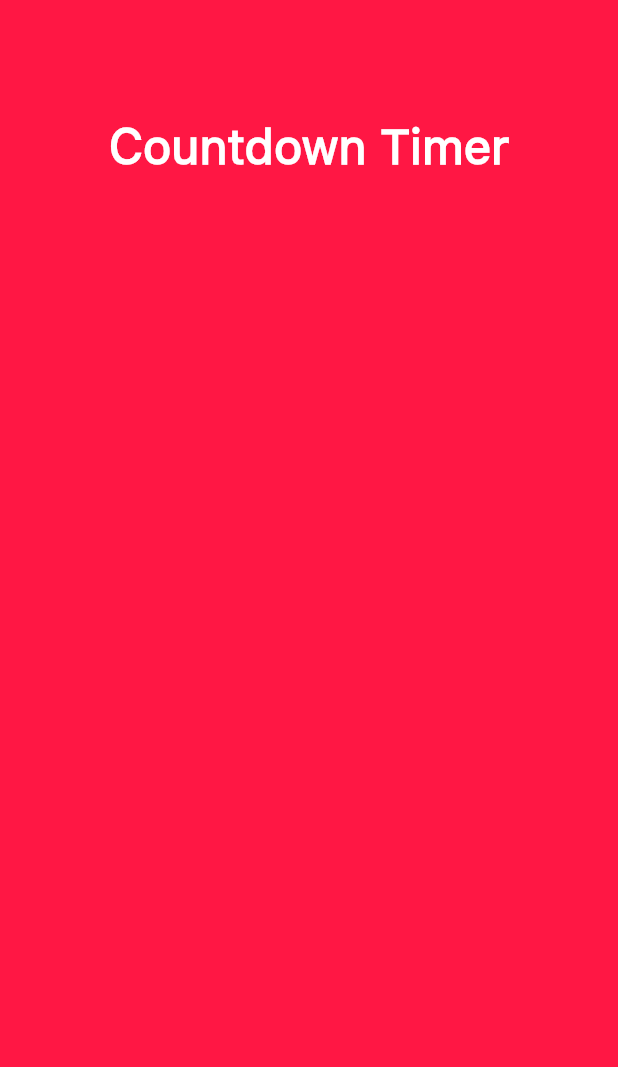
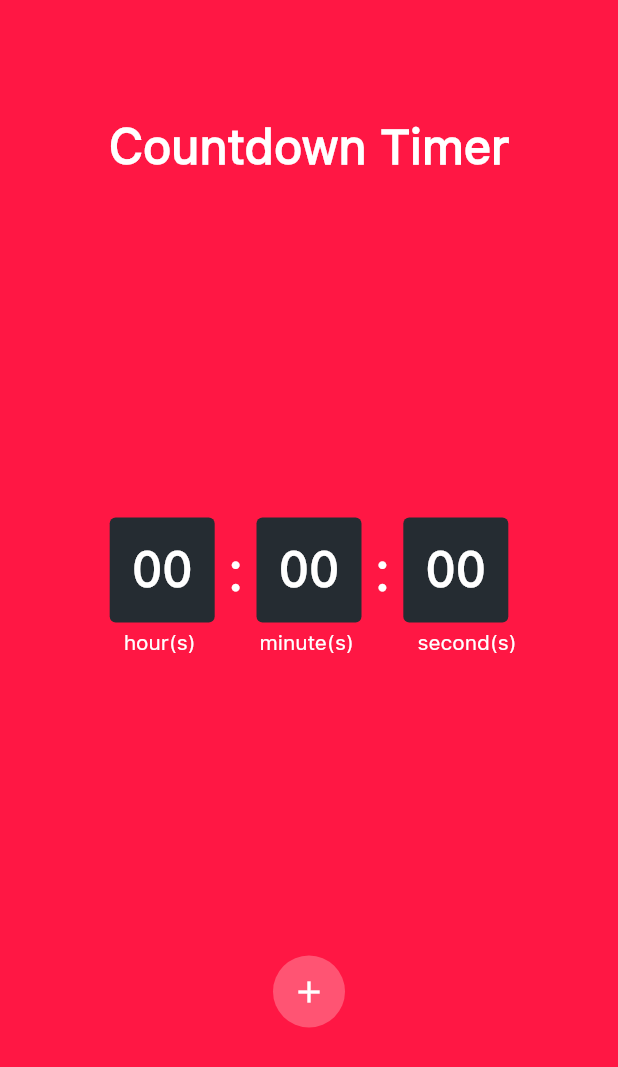
Before and after one commit to 1Leomas/UTM_PAM_labs, a Flutter app: the screen it shows after launch, on a phone screen of 412 x 824 dp. Shown: the top 1067 px of the screen. Run offline on Flutter 3.47's test engine with Material 2 defaults, Android fonts, the phone set to English and light mode, and no system bars; our stand-ins replace get.

Commit message:
lab3 figma - add ui elements

```diff
--- a/lab3_figma_flutter/lib/main.dart
+++ b/lab3_figma_flutter/lib/main.dart
@@ -11,9 +11,10 @@ class MyApp extends StatelessWidget {
   @override
   Widget build(BuildContext context) {
     return MaterialApp(
+      debugShowCheckedModeBanner: false,
       title: 'Flutter Demo',
       theme: ThemeData(),
-      home: const HomePage(),
+      home:  const HomePage(),
     );
   }
 }
--- a/lab3_figma_flutter/lib/presentation/home/home_page.dart
+++ b/lab3_figma_flutter/lib/presentation/home/home_page.dart
@@ -1,5 +1,9 @@
 import 'package:flutter/material.dart';
+import 'package:lab3_figma_flutter/presentation/home/widgets/button_controls_widget.dart';
+import 'package:lab3_figma_flutter/presentation/home/widgets/input_time_widget.dart';
 import 'package:lab3_figma_flutter/resources/custom_colors.dart';
+import 'package:lab3_figma_flutter/resources/strings.dart';
+import 'package:lab3_figma_flutter/resources/text_styles.dart';
 import 'widgets/home_title_widget.dart';
 
 class HomePage extends StatefulWidget {
@@ -8,6 +12,8 @@ class HomePage extends StatefulWidget {
   @override
   State<HomePage> createState() => _HomePageState();
 }
+
+String someText = "123";
 
 class _HomePageState extends State<HomePage> {
   @override
@@ -18,14 +24,25 @@ class _HomePageState extends State<HomePage> {
   @override
   Widget build(BuildContext context) {
     return Scaffold(
-      body: Container(
-        color: CustomColors.awesome,
-        child: ListView(
+        backgroundColor: CustomColors.awesome,
+        body: Flex(
+          direction: Axis.vertical,
           children: [
-            HomeTitleWidget()
+            Padding(
+              padding: const EdgeInsets.fromLTRB(0, 79, 0, 0),
+              child: HomeTitleWidget(),
+            ),
+            Padding(
+              padding: const EdgeInsets.fromLTRB(0, 228, 0, 200),
+              child: InputTimeWidget(),
+            ),
+            Material(
+              type: MaterialType.circle,
+              color: CustomColors.fieryRose,
+              child: ButtonControlsWidget(),
+            ),
           ],
-        ),
-      )
+        )
     );
   }
 }
--- /dev/null
+++ b/lab3_figma_flutter/lib/presentation/home/widgets/button_controls_widget.dart
@@ -0,0 +1,23 @@
+import 'package:flutter/cupertino.dart';
+import 'package:flutter/material.dart';
+import 'package:lab3_figma_flutter/resources/custom_colors.dart';
+
+class ButtonControlsWidget extends StatefulWidget {
+  @override
+  State<ButtonControlsWidget> createState() => _ButtonControlsWidgetState();
+}
+
+class _ButtonControlsWidgetState extends State<ButtonControlsWidget> {
+  @override
+  Widget build(BuildContext context) {
+    return IconButton(
+      //iconSize: 90,
+      //splashRadius: 80,
+      onPressed: () {
+
+      },
+      icon: const Icon(Icons.add),
+      color: CustomColors.white,
+    );
+  }
+}
--- a/lab3_figma_flutter/lib/presentation/home/widgets/home_title_widget.dart
+++ b/lab3_figma_flutter/lib/presentation/home/widgets/home_title_widget.dart
@@ -12,7 +12,6 @@ class HomeTitleWidget extends StatelessWidget {
         style: TextStyles.textStyleSFPro32(),
         textAlign: TextAlign.center,
       ),
-      padding: EdgeInsets.fromLTRB(55, 79, 55,0),
     );
   }
 }
--- /dev/null
+++ b/lab3_figma_flutter/lib/presentation/home/widgets/input_time_box_widget.dart
@@ -0,0 +1,48 @@
+import 'package:flutter/cupertino.dart';
+import 'package:flutter/material.dart';
+//import 'package:flutter/material.dart';
+import 'package:lab3_figma_flutter/resources/custom_colors.dart';
+import 'package:lab3_figma_flutter/resources/strings.dart';
+import 'package:lab3_figma_flutter/resources/text_styles.dart';
+
+class InputTimeBoxWidget extends StatefulWidget {
+  const InputTimeBoxWidget ({ Key? key, required this.whatTimeType }): super(key: key);
+
+  final String whatTimeType;
+
+
+  @override
+  State<InputTimeBoxWidget> createState() => _InputTimeBoxWidgetState();
+}
+
+class _InputTimeBoxWidgetState extends State<InputTimeBoxWidget> {
+  @override
+  Widget build(BuildContext context) {
+    return Column(
+      children: [
+        Container(
+          width: 70,
+          height: 70,
+          decoration: BoxDecoration(
+              color: CustomColors.charlestonGreen,
+              borderRadius: const BorderRadius.all(Radius.circular(4))
+          ),
+          child: Center(
+            child: TextField(
+              style: TextStyles.textStyleSFPro32(),
+              decoration: InputDecoration(
+                hintText: Strings.zeroZero,
+                hintStyle: TextStyles.textStyleSFPro32(),
+                counterText: "",
+                border: InputBorder.none,
+              ),
+              textAlign: TextAlign.center,
+              maxLength: 2,
+              cursorColor: CustomColors.white,
+            ),
+          ),
+        ),
+      ],
+    );
+  }
+}
--- /dev/null
+++ b/lab3_figma_flutter/lib/presentation/home/widgets/input_time_widget.dart
@@ -0,0 +1,72 @@
+import 'package:flutter/cupertino.dart';
+import 'package:lab3_figma_flutter/presentation/home/widgets/input_time_box_widget.dart';
+import 'package:lab3_figma_flutter/resources/custom_colors.dart';
+import 'package:lab3_figma_flutter/resources/strings.dart';
+import 'package:lab3_figma_flutter/resources/text_styles.dart';
+
+class InputTimeWidget extends StatefulWidget {
+
+  @override
+  State<InputTimeWidget> createState() => _InputTimeWidgetState();
+}
+
+class _InputTimeWidgetState extends State<InputTimeWidget> {
+  @override
+  Widget build(BuildContext context) {
+    return Column(
+      children: [
+          Row(
+          mainAxisAlignment: MainAxisAlignment.center,
+          children: [
+            InputTimeBoxWidget(whatTimeType: Strings.hours),
+            Padding(
+              padding: const EdgeInsets.fromLTRB(8, 0, 8, 0),
+              child: Text(
+                Strings.towDots,
+                style: TextStyles.textStyleSFPro40(),
+              ),
+            ),
+            InputTimeBoxWidget(whatTimeType: Strings.minutes),
+            Padding(
+              padding: const EdgeInsets.fromLTRB(8, 0, 8, 0),
+              child: Text(
+                Strings.towDots,
+                style: TextStyles.textStyleSFPro40(),
+              ),
+            ),
+            InputTimeBoxWidget(whatTimeType: Strings.seconds),
+          ],
+        ),
+        const Padding(
+          padding: EdgeInsets.only(top: 5),
+        ),
+        Row(
+          mainAxisAlignment: MainAxisAlignment.spaceEvenly,
+          children: [
+            Padding(
+              padding: const EdgeInsets.only(left: 40),
+              child: Text(
+                Strings.hours,
+                style: TextStyles.textStyleSFPro14(),
+              ),
+            ),
+            Padding(
+              padding: const EdgeInsets.all(0.0),
+              child: Text(
+                Strings.minutes,
+                style: TextStyles.textStyleSFPro14(),
+              ),
+            ),
+            Padding(
+              padding: const EdgeInsets.only(right: 25),
+              child: Text(
+                Strings.seconds,
+                style: TextStyles.textStyleSFPro14(),
+              ),
+            ),
+          ],
+        ),
+      ],
+    );
+  }
+}
--- a/lab3_figma_flutter/lib/resources/custom_colors.dart
+++ b/lab3_figma_flutter/lib/resources/custom_colors.dart
@@ -5,4 +5,7 @@ class CustomColors {
   static Color deYork =  const Color(0xFF91C788);
   static Color white = const Color(0xFFFFFFFF);
   static Color awesome = const Color(0xFFFF1744);
+  static Color charlestonGreen = const Color(0xFF252C32);
+  static Color fieryRose = const Color(0xFFFF5473);
+  static Color black = const Color(0xFF000000);
 }
--- a/lab3_figma_flutter/lib/resources/strings.dart
+++ b/lab3_figma_flutter/lib/resources/strings.dart
@@ -1,5 +1,9 @@
 class Strings {
   static String helloWorld = 'Hello World!';
-
   static String homeTitle = 'Countdown Timer';
+  static String towDots = ':';
+  static String hours = 'hour(s)';
+  static String minutes = 'minute(s)';
+  static String seconds = 'second(s)';
+  static String zeroZero = '00';
 }
--- a/lab3_figma_flutter/lib/resources/text_styles.dart
+++ b/lab3_figma_flutter/lib/resources/text_styles.dart
@@ -10,4 +10,18 @@ class TextStyles {
           fontWeight: FontWeight.w600,
           color: color ?? CustomColors.white,
           fontFamily: Fonts.sfProText);
+
+  static TextStyle textStyleSFPro40({Color? color}) =>
+      TextStyle(
+          fontSize: 40,
+          fontWeight: FontWeight.w500,
+          color: color ?? CustomColors.white,
+          fontFamily: Fonts.sfProText);
+
+  static TextStyle textStyleSFPro14({Color? color}) =>
+      TextStyle(
+          fontSize: 14,
+          fontWeight: FontWeight.w500,
+          color: color ?? CustomColors.white,
+          fontFamily: Fonts.sfProText);
 }
```
